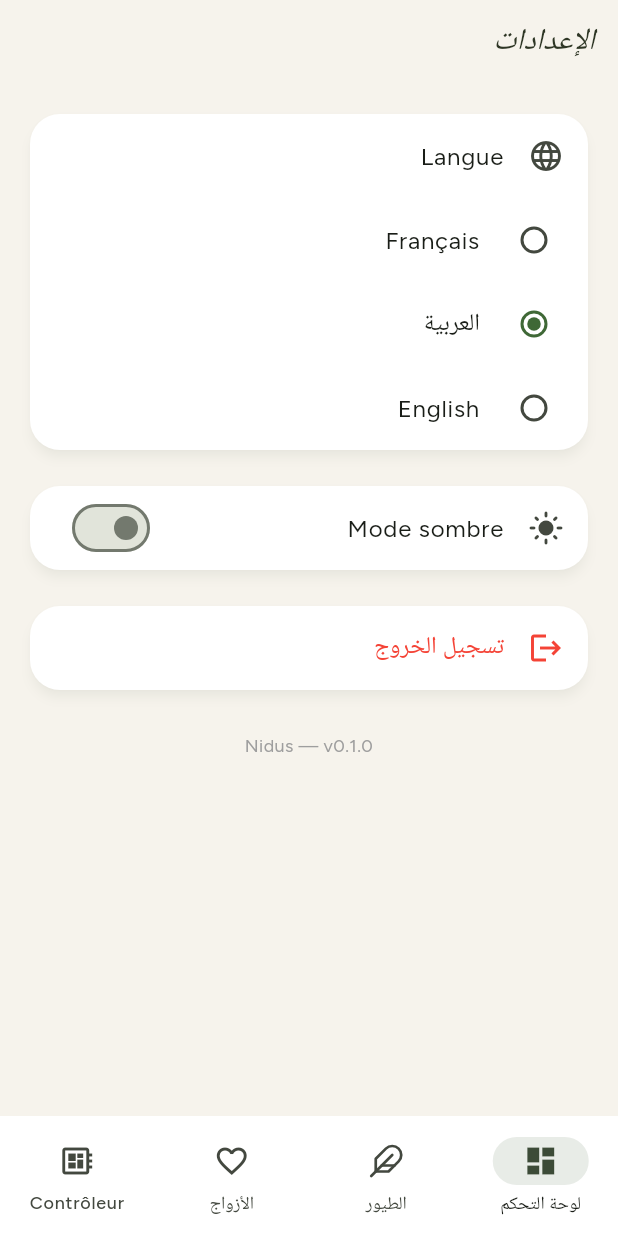
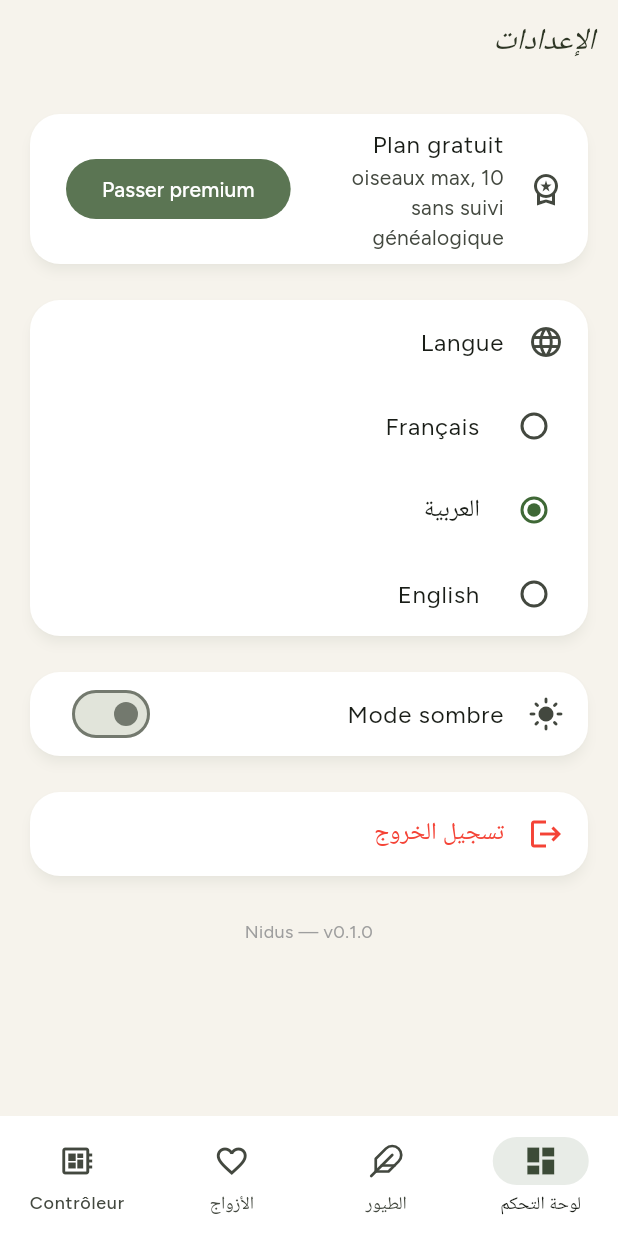
Before and after one commit to mainT83/HENI, a Flutter app: the ReglagesScreen screen opened by its route, after a tap on "العربية", on a phone screen of 412 x 824 dp. Run offline on Flutter 3.47's test engine with Material 3 defaults, Android fonts, the phone set to English and light mode, and no system bars; our stand-ins replace cached_network_image, fl_chart, flutter_riverpod, go_router, google_fonts, image_picker and 1 more; accounts and stored records are empty; network calls fail.

Commit message:
Réaffiche le statut premium et le bouton Passer premium (contact manuel, pas de paiement en ligne)

```diff
--- a/lib/features/reglages/reglages_screen.dart
+++ b/lib/features/reglages/reglages_screen.dart
@@ -4,21 +4,62 @@ import 'package:flutter_riverpod/flutter_riverpod.dart';
 import '../../providers/locale_provider.dart';
 import '../../providers/theme_mode_provider.dart';
 import '../../providers/auth_provider.dart';
+import '../../providers/profile_provider.dart';
+import '../../core/theme/app_theme.dart';
 
 class ReglagesScreen extends ConsumerWidget {
   const ReglagesScreen({super.key});
+
+  void _afficherContactPremium(BuildContext context, dynamic t) {
+    showDialog(
+      context: context,
+      builder: (context) => AlertDialog(
+        title: Text(t?.t('free_limit_title') ?? 'Passer premium'),
+        content: Text(t?.t('free_limit_message') ??
+            'Contactez-nous pour passer en premium : oiseaux illimités et suivi généalogique débloqué.'),
+        actions: [
+          TextButton(
+            onPressed: () => Navigator.of(context).pop(),
+            child: Text(t?.t('cancel') ?? 'Fermer'),
+          ),
+        ],
+      ),
+    );
+  }
 
   @override
   Widget build(BuildContext context, WidgetRef ref) {
     final t = ref.watch(translationsProvider).valueOrNull;
     final localeCode = ref.watch(localeCodeProvider);
     final themeMode = ref.watch(themeModeProvider);
+    final premiumAsync = ref.watch(isPremiumProvider);
 
     return Scaffold(
       appBar: AppBar(title: Text(t?.t('settings') ?? 'Réglages')),
       body: ListView(
         padding: const EdgeInsets.all(16),
         children: [
+          premiumAsync.when(
+            loading: () => const SizedBox.shrink(),
+            error: (_, __) => const SizedBox.shrink(),
+            data: (estPremium) => Card(
+              child: ListTile(
+                leading: Icon(estPremium ? Icons.workspace_premium : Icons.workspace_premium_outlined,
+                    color: estPremium ? AppTheme.amber : null),
+                title: Text(estPremium ? 'Plan Premium actif' : 'Plan gratuit'),
+                subtitle: Text(estPremium
+                    ? 'Oiseaux illimités, suivi généalogique débloqué'
+                    : '10 oiseaux max, sans suivi généalogique'),
+                trailing: estPremium
+                    ? null
+                    : FilledButton(
+                        onPressed: () => _afficherContactPremium(context, t),
+                        child: const Text('Passer premium'),
+                      ),
+              ),
+            ),
+          ),
+          const SizedBox(height: 16),
           Card(
             child: Column(
               children: [
```
